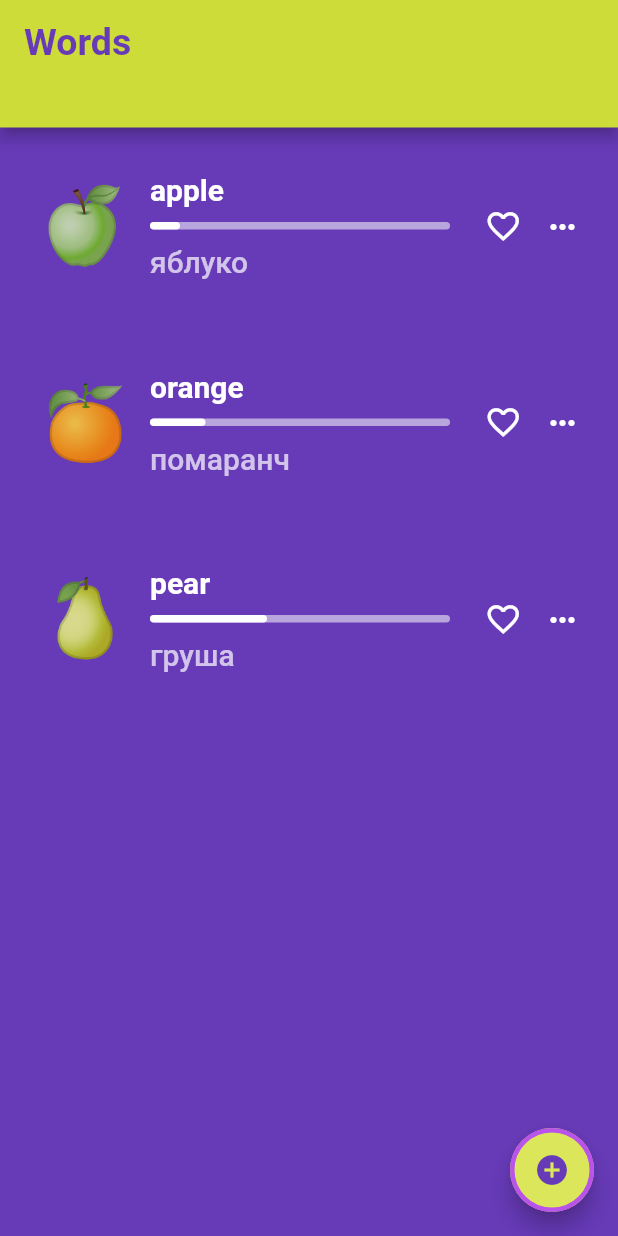
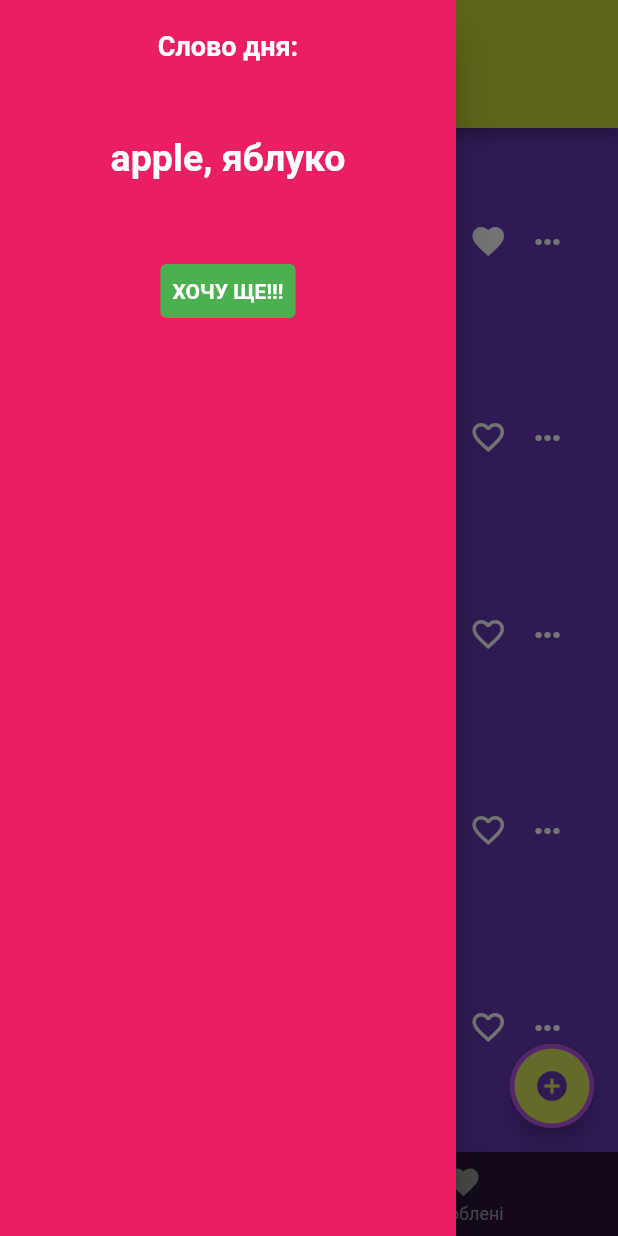
Before and after one commit to sofindersky/flutter_course, a Flutter app: the screen it shows after launch, with the side drawer open (before the commit the screen has no drawer), on a phone screen of 412 x 824 dp. Run offline on Flutter 3.47's test engine with Material 2 defaults, Android fonts, the light colour scheme and no system bars; our stand-ins replace google_fonts; Roboto replaces fonts that are missing (Ubuntu).

Commit message:
Week 4 - Added NavBar, Drawer, Hero widgets, Favourites page

```diff
--- a/week_3/lib/main.dart
+++ b/week_3/lib/main.dart
@@ -1,11 +1,16 @@
+import "dart:math";
+
+import 'package:flutter/material.dart';
 import 'package:google_fonts/google_fonts.dart';
-import 'package:flutter/material.dart';
-import 'widgets/word_widget.dart';
+
+import 'models/word.dart';
+import 'pages/favorites_page.dart';
+import 'pages/main_page.dart';
+import 'widgets/drawer_content.dart';
 import 'widgets/dropees_input.dart';
-import 'models/word.dart';
 
 void main() {
-  runApp(DropeesApp());
+  runApp(const DropeesApp());
 }
 
 class DropeesApp extends StatelessWidget {
@@ -22,34 +27,120 @@ class DropeesApp extends StatelessWidget {
               color: Colors.grey, fontWeight: FontWeight.bold, fontSize: 16.0),
         ),
       ),
-      home: const MyHomePage(title: 'Words'),
+      home: const MyHomePage(title: 'Слова'),
+      // home: GamePage(),
     );
   }
 }
 
 class MyHomePage extends StatefulWidget {
+  final String title;
+
   const MyHomePage({super.key, required this.title});
-
-  final String title;
 
   @override
   State<MyHomePage> createState() => _MyHomePageState();
 }
 
 class _MyHomePageState extends State<MyHomePage> {
-  final List<Word> words = [
+  int pageIndex = 0;
+
+  List<Word> words = [
     Word(word: "apple", translation: "яблуко", emoji: "🍏"),
     Word(word: "orange", translation: "помаранч", emoji: "🍊"),
+    Word(word: "pineapple", translation: "ананас", emoji: "🍍"),
+    Word(word: "peach", translation: "персик", emoji: "🍑"),
     Word(word: "pear", translation: "груша", emoji: "🍐")
   ];
+  Set<Word> likedWords = {};
 
-  final Set<Word> likedWords = {};
+  @override
+  void initState() {
+    super.initState();
+
+    // Add random word to liked on application load for demo purposes.
+    likedWords.add(randomWord());
+  }
+
+  Word randomWord() {
+    var random = Random();
+    int index = random.nextInt(words.length);
+
+    return words[index];
+  }
+
+  toggleLikedWord(Word word) {
+    setState(() {
+      if (likedWords.contains(word)) {
+        likedWords.remove(word);
+      } else {
+        likedWords.add(word);
+      }
+    });
+  }
+
+  removeWord(Word word) {
+    setState(() {
+      likedWords.remove(word);
+      words.remove(word);
+    });
+  }
+
+  void pageChanged(int i) {
+    setState(() {
+      pageIndex = i;
+    });
+  }
+
+  PageController pageController = PageController(
+    initialPage: 0,
+    keepPage: true,
+  );
+
+  Widget buildPageView() {
+    return PageView(
+      controller: pageController,
+      onPageChanged: (index) {
+        pageChanged(index);
+      },
+      children: <Widget>[
+        MainPage(
+            words: words,
+            likedWords: likedWords,
+            onLikePress: toggleLikedWord,
+            onDismissed: removeWord),
+        FavoritesPage(likedWords: likedWords, onLikePress: toggleLikedWord)
+      ],
+    );
+  }
+
+  List<BottomNavigationBarItem> buildBottomNavBarItems() => [
+        const BottomNavigationBarItem(
+          icon: Icon(Icons.folder_open),
+          label: 'Усі слова',
+        ),
+        const BottomNavigationBarItem(
+          icon: Icon(Icons.favorite_sharp),
+          label: 'Улюблені',
+        )
+      ];
 
   @override
   Widget build(BuildContext context) {
     return Scaffold(
+      drawer: Drawer(
+        child: Container(
+          color: Colors.pink,
+          padding: const EdgeInsets.all(20),
+          child: SafeArea(
+              child: DrawerContent(
+            words: words,
+            generateWord: randomWord,
+          )),
+        ),
+      ),
       appBar: PreferredSize(
-          preferredSize: Size.fromHeight(85.0),
+        preferredSize: const Size.fromHeight(85.0),
         child: AppBar(
           title: Text(
             widget.title,
@@ -60,39 +151,29 @@ class _MyHomePageState extends State<MyHomePage> {
           ),
         ),
       ),
-        floatingActionButton: FloatingActionButton(
+      floatingActionButton: pageIndex == 0
+          ? FloatingActionButton(
               backgroundColor: const Color(0xFFDBE65B),
               onPressed: _addWordDialog,
-          tooltip: 'Add new word',
-          shape: StadiumBorder(
+              tooltip: 'Додайте слово',
+              shape: const StadiumBorder(
                   side: BorderSide(color: Color(0xFFB953EA), width: 3)),
-          child: Icon(Icons.add_circle, color: Colors.deepPurple),
+              child: const Icon(Icons.add_circle, color: Colors.deepPurple),
+            )
+          : null,
+      body: buildPageView(),
+      bottomNavigationBar: BottomNavigationBar(
+        backgroundColor: const Color.fromRGBO(41, 19, 57, 1),
+        unselectedItemColor: Colors.grey,
+        currentIndex: pageIndex,
+        onTap: (int i) => setState(() {
+          pageIndex = i;
+          pageController.animateToPage(pageIndex,
+              duration: const Duration(milliseconds: 500), curve: Curves.ease);
+        }),
+        items: buildBottomNavBarItems(),
       ),
-        backgroundColor: Colors.deepPurple,
-        body: SafeArea(
-          bottom: false,
-          child: SingleChildScrollView(
-            child: Column(children: [
-              ...List.generate(
-                  words.length,
-                  (index) => Dismissible(
-                        key: Key(words[index].id.toString()),
-                        onDismissed: (direction) {
-                          setState(() {
-                            words.remove(words[index]);
-                          });
-                        },
-                        child: WordWidget(
-                            word: words[index].word,
-                            translation: words[index].translation,
-                            emoji: words[index].emoji,
-                            score: words[index].score,
-                            isLiked: likedWords.contains(words[index]),
-                            onLikePress: () => toggleLikedWord(words[index])),
-                      )),
-            ]),
-          ),
-        ));
+    );
   }
 
   _addWordDialog() {
@@ -101,17 +182,17 @@ class _MyHomePageState extends State<MyHomePage> {
         builder: (BuildContext context) {
           String word = '';
           String translation = '';
-          String? emoji;
+          String emoji = '🤯';
 
           return AlertDialog(
-            shape: RoundedRectangleBorder(
+            shape: const RoundedRectangleBorder(
                 borderRadius: BorderRadius.all(Radius.circular(10.0))),
             titleTextStyle: GoogleFonts.ubuntu(
               color: Colors.white,
               fontWeight: FontWeight.w900,
               fontSize: 20,
             ),
-            backgroundColor: Color(0xFF421A73),
+            backgroundColor: const Color(0xFF421A73),
             title: const Text(
               'Додайте слово',
             ),
@@ -163,7 +244,7 @@ class _MyHomePageState extends State<MyHomePage> {
                     addWord(
                         newWord: word,
                         newTranslation: translation,
-                        newEmoji: emoji ?? '🤓');
+                        newEmoji: emoji);
                   },
                   child: Text(
                     'Зберегти',
@@ -188,14 +269,4 @@ class _MyHomePageState extends State<MyHomePage> {
       words.insert(0, newW);
     });
   }
-
-  toggleLikedWord(Word word) {
-    setState(() {
-      if (likedWords.contains(word)) {
-        likedWords.remove(word);
-      } else {
-        likedWords.add(word);
 }
-    });
-  }
-}
--- a/week_3/lib/models/word.dart
+++ b/week_3/lib/models/word.dart
@@ -13,8 +13,13 @@ class Word {
   static int _lastId = 0;
 
   int get id => _id;
+  String get tag => "word-$_id";
 
-  Word({required this.word, required this.translation, required this.emoji})
+  Word(
+      {required this.word,
+      required this.translation,
+      required this.emoji,
+      int? score})
       : _id = _lastId++,
-        score = random.nextInt(200);
+        score = score ?? random.nextInt(200);
 }
--- /dev/null
+++ b/week_3/lib/pages/main_page.dart
@@ -0,0 +1,58 @@
+import 'package:dropees/pages/word_page.dart';
+import 'package:flutter/material.dart';
+
+import '../models/word.dart';
+import '../widgets/word_widget.dart';
+
+class MainPage extends StatelessWidget {
+  List<Word> words;
+  Set<Word> likedWords;
+  Function(Word)? onLikePress;
+  Function(Word) onDismissed;
+
+  MainPage(
+      {Key? key,
+      required this.words,
+      required this.likedWords,
+      this.onLikePress,
+      required this.onDismissed})
+      : super(key: key);
+
+  @override
+  Widget build(BuildContext context) {
+    return Container(
+      padding: const EdgeInsets.all(10),
+      color: Colors.deepPurple,
+      child: SingleChildScrollView(
+        child: Column(children: [
+          ...List.generate(
+            words.length,
+            (index) => Dismissible(
+                key: Key(words[index].id.toString()),
+                onDismissed: (direction) {
+                  onDismissed(words[index]);
+                },
+                child: WordWidget(
+                  wordTag: words[index].tag,
+                  word: words[index].word,
+                  translation: words[index].translation,
+                  emoji: words[index].emoji,
+                  score: words[index].score,
+                  isLiked: likedWords.contains(words[index]),
+                  onEmojiTap: () {
+                    Navigator.push(
+                      context,
+                      MaterialPageRoute(
+                          builder: (context) => WordPage(word: words[index])),
+                    );
+                  },
+                  onLikePress: () => {
+                    if (onLikePress != null) {onLikePress!(words[index])}
+                  },
+                )),
+          )
+        ]),
+      ),
+    );
+  }
+}
--- /dev/null
+++ b/week_3/lib/widgets/drawer_content.dart
@@ -0,0 +1,79 @@
+import 'package:flutter/material.dart';
+import 'package:google_fonts/google_fonts.dart';
+
+import '../models/word.dart';
+
+class DrawerContent extends StatefulWidget {
+  Word Function() generateWord;
+  List<Word> words;
+
+  DrawerContent({Key? key, required this.generateWord, required this.words})
+      : super(key: key);
+
+  @override
+  State<DrawerContent> createState() => _DrawerContentState();
+}
+
+class _DrawerContentState extends State<DrawerContent> {
+  Word? randomWord;
+
+  @override
+  void initState() {
+    super.initState();
+
+    if (widget.words.isNotEmpty) {
+      randomWord = widget.generateWord();
+    }
+  }
+
+  @override
+  Widget build(BuildContext context) {
+    return randomWord != null
+        ? Container(
+            child: Column(
+              children: [
+                Column(
+                  children: [
+                    Text('Слово дня:',
+                        textAlign: TextAlign.center,
+                        style: GoogleFonts.ubuntu(
+                            fontSize: 18,
+                            fontWeight: FontWeight.bold,
+                            color: Colors.white)),
+                    Container(
+                      padding: EdgeInsets.symmetric(vertical: 50),
+                      child: Text(
+                          "${randomWord!.word}, ${randomWord!.translation}",
+                          style: GoogleFonts.ubuntu(
+                              fontSize: 25,
+                              fontWeight: FontWeight.bold,
+                              color: Colors.white)),
+                    ),
+                    TextButton(
+                        style: TextButton.styleFrom(
+                          // foregroundColor: Colors.green,
+                          backgroundColor: Colors.green,
+                        ),
+                        onPressed: () {
+                          setState(() {
+                            randomWord = widget.generateWord();
+                          });
+                        },
+                        child: Text("ХОЧУ ЩЕ!!!",
+                            style: GoogleFonts.ubuntu(
+                                fontWeight: FontWeight.bold,
+                                color: Colors.white)))
+                  ],
+                ),
+              ],
+            ),
+          )
+        : Text("Слів немає 😢",
+            textAlign: TextAlign.center,
+            style: GoogleFonts.ubuntu(
+              fontSize: 35,
+              fontWeight: FontWeight.bold,
+              color: Colors.white,
+            ));
+  }
+}
--- a/week_3/lib/widgets/word_widget.dart
+++ b/week_3/lib/widgets/word_widget.dart
@@ -1,45 +1,55 @@
 import 'package:flutter/material.dart';
 import 'package:google_fonts/google_fonts.dart';
 
-
-
 class WordWidget extends StatelessWidget {
   WordWidget(
-
       {Key? key,
+      required this.wordTag,
       required this.word,
       required this.translation,
       required this.emoji,
       this.score = 0,
       required this.isLiked,
-      this.onLikePress})
+      this.onLikePress,
+      this.onEmojiTap})
       : super(key: key);
 
-
+  final String wordTag;
   final String word;
   final String translation;
   final String emoji;
   final bool isLiked;
   int score;
 
-
   Function()? onLikePress;
+  Function()? onEmojiTap;
 
   @override
   Widget build(BuildContext context) {
-
-
     return Container(
       padding: const EdgeInsets.symmetric(horizontal: 25, vertical: 30),
       child: Row(crossAxisAlignment: CrossAxisAlignment.center, children: [
         Column(crossAxisAlignment: CrossAxisAlignment.start, children: [
-          Text(
-            emoji,
-            style: const TextStyle(
-              fontSize: 50,
+          GestureDetector(
+            onTap: () {
+              if (onEmojiTap != null) {
+                onEmojiTap!();
+              }
+            },
+            child: Hero(
+              tag: wordTag,
+              child: Material(
+                type: MaterialType.transparency,
+                child: Text(
+                  emoji,
+                  style: const TextStyle(
+                    fontSize: 50,
+                  ),
+                ),
+              ),
             ),
           ),
-          SizedBox(width: 75),
+          const SizedBox(width: 75),
         ]),
         Expanded(
           child:
@@ -52,9 +62,7 @@ class WordWidget extends StatelessWidget {
                 fontSize: 20,
               ),
             ),
-            SizedBox(height: 10),
-
-            //зробити стек тут!
+            const SizedBox(height: 10),
             Stack(
               children: [
                 Container(
@@ -77,8 +85,7 @@ class WordWidget extends StatelessWidget {
                 // endIndent: 0,
               ],
             ),
-
-            SizedBox(height: 10),
+            const SizedBox(height: 10),
             Text(translation,
                 style: GoogleFonts.ubuntu(
                   color: Colors.white70,
@@ -88,7 +95,7 @@ class WordWidget extends StatelessWidget {
           ]),
         ),
         Row(crossAxisAlignment: CrossAxisAlignment.end, children: [
-          SizedBox(width: 15.0),
+          const SizedBox(width: 15.0),
           GestureDetector(
               onTap: () {
                 if (onLikePress != null) {
@@ -99,8 +106,8 @@ class WordWidget extends StatelessWidget {
                 child: Icon(isLiked ? Icons.favorite : Icons.favorite_border,
                     color: Colors.white, size: 25),
               )),
-          SizedBox(width: 15.0),
-          Icon(Icons.more_horiz, color: Colors.white),
+          const SizedBox(width: 15.0),
+          const Icon(Icons.more_horiz, color: Colors.white),
         ])
       ]),
     );
```
Also changed, not shown: week_3/lib/pages/favorites_page.dart (added, +49 -0 lines), week_3/lib/pages/word_page.dart (added, +46 -0 lines), week_3/lib/widgets/dropees_input.dart (+11 -14 lines), 1 other file. Lines whose indentation alone changed are shown as unchanged.
